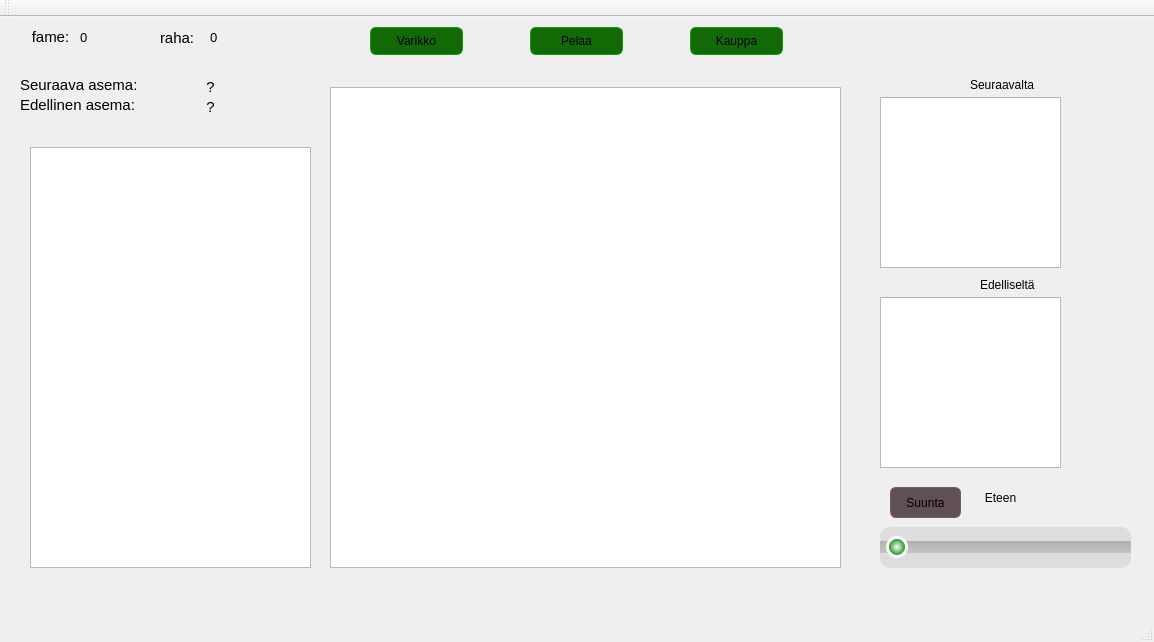
First picture: the form in TrainGame/TrainGame/mainwindow.ui, repository MilanFIN/TrainGame, before the edit.
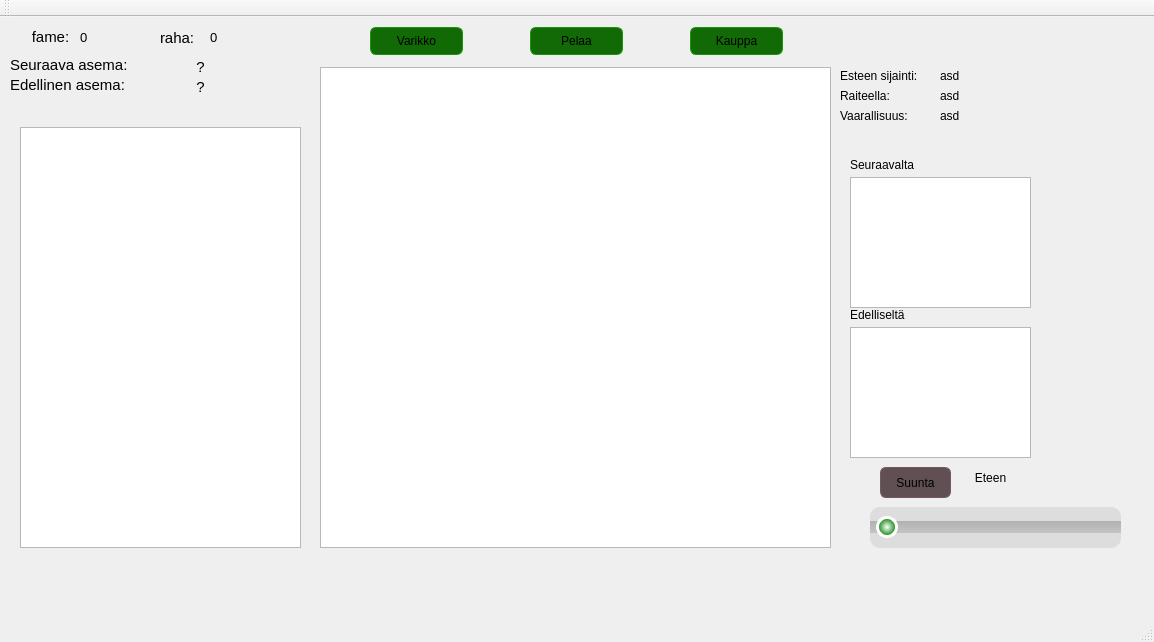
Second picture: the form after the edit. The open tabs and pages were chosen to show the change.

Commit message: esteen sijainnin tieto listätty käyttöliittymään

```diff
--- a/TrainGame/TrainGame/mainwindow.ui
+++ b/TrainGame/TrainGame/mainwindow.ui
@@ -20,8 +20,8 @@
    <widget class="QStackedWidget" name="stackedWidget">
     <property name="geometry">
      <rect>
-      <x>20</x>
-      <y>60</y>
+      <x>10</x>
+      <y>40</y>
       <width>1131</width>
       <height>511</height>
      </rect>
@@ -291,8 +291,8 @@
      <widget class="QLabel" name="comingLabel">
       <property name="geometry">
        <rect>
-        <x>950</x>
-        <y>0</y>
+        <x>840</x>
+        <y>100</y>
         <width>81</width>
         <height>16</height>
        </rect>
@@ -304,8 +304,8 @@
      <widget class="QLabel" name="passedLabel">
       <property name="geometry">
        <rect>
-        <x>960</x>
-        <y>200</y>
+        <x>840</x>
+        <y>250</y>
         <width>71</width>
         <height>16</height>
        </rect>
@@ -317,20 +317,20 @@
      <widget class="QListWidget" name="nextStationsListWidget">
       <property name="geometry">
        <rect>
-        <x>860</x>
-        <y>20</y>
+        <x>840</x>
+        <y>120</y>
         <width>181</width>
-        <height>171</height>
+        <height>131</height>
        </rect>
       </property>
      </widget>
      <widget class="QListWidget" name="passedStationsListWidget">
       <property name="geometry">
        <rect>
-        <x>860</x>
-        <y>220</y>
+        <x>840</x>
+        <y>270</y>
         <width>181</width>
-        <height>171</height>
+        <height>131</height>
        </rect>
       </property>
      </widget>
@@ -412,6 +412,84 @@
        <set>Qt::AlignCenter</set>
       </property>
      </widget>
+     <widget class="QLabel" name="label_5">
+      <property name="geometry">
+       <rect>
+        <x>830</x>
+        <y>10</y>
+        <width>101</width>
+        <height>17</height>
+       </rect>
+      </property>
+      <property name="text">
+       <string>Esteen sijainti:</string>
+      </property>
+     </widget>
+     <widget class="QLabel" name="label_6">
+      <property name="geometry">
+       <rect>
+        <x>830</x>
+        <y>30</y>
+        <width>64</width>
+        <height>17</height>
+       </rect>
+      </property>
+      <property name="text">
+       <string>Raiteella:</string>
+      </property>
+     </widget>
+     <widget class="QLabel" name="label_7">
+      <property name="geometry">
+       <rect>
+        <x>830</x>
+        <y>50</y>
+        <width>91</width>
+        <height>17</height>
+       </rect>
+      </property>
+      <property name="text">
+       <string>Vaarallisuus:</string>
+      </property>
+     </widget>
+     <widget class="QLabel" name="blockLocation">
+      <property name="geometry">
+       <rect>
+        <x>930</x>
+        <y>10</y>
+        <width>211</width>
+        <height>17</height>
+       </rect>
+      </property>
+      <property name="text">
+       <string>asd</string>
+      </property>
+     </widget>
+     <widget class="QLabel" name="blockTrack">
+      <property name="geometry">
+       <rect>
+        <x>930</x>
+        <y>30</y>
+        <width>191</width>
+        <height>17</height>
+       </rect>
+      </property>
+      <property name="text">
+       <string>asd</string>
+      </property>
+     </widget>
+     <widget class="QLabel" name="blockThreat">
+      <property name="geometry">
+       <rect>
+        <x>930</x>
+        <y>50</y>
+        <width>201</width>
+        <height>17</height>
+       </rect>
+      </property>
+      <property name="text">
+       <string>asd</string>
+      </property>
+     </widget>
     </widget>
     <widget class="QWidget" name="shopPage">
      <widget class="QPushButton" name="buyButton">
```
Left out of the diff: 4 changed lines with no effect on the pictures. The commit also changes 9 other files.
